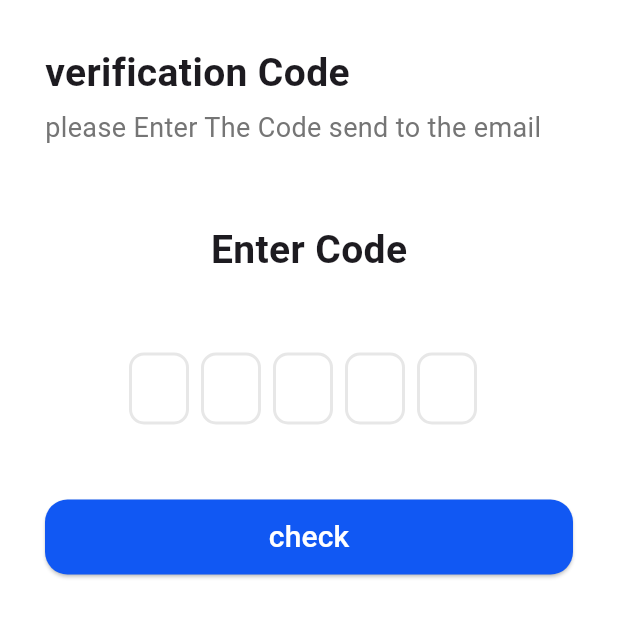
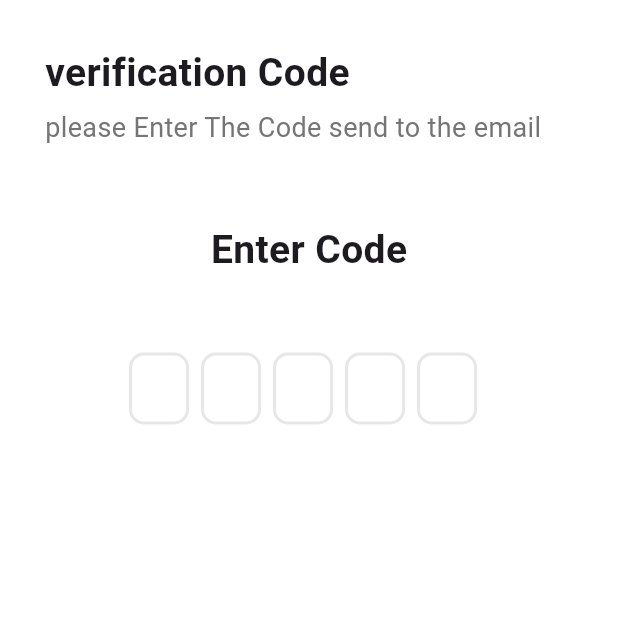
Before and after one commit to mohammednhfsx/salaty, a Flutter app: the Verifycode screen opened directly, on a phone screen of 412 x 824 dp, the top half of it. Run offline on Flutter 3.47's test engine with Material 3 defaults, Android fonts, the phone set to English and light mode, and no system bars; drawn by our look-alikes of flutter_otp_text_field; our stand-ins replace get, lottie, shared_preferences; accounts and stored records are empty.

Commit message:
Add auth controllers and wire up auth screens
Create placeholder controllers for resend-password and verify-code flows and integrate them into the corresponding auth screens. Updated resetpassword.dart and verifycode.dart to import and instantiate ResentPasswordControllerImp and VerifyCodeControllerImp (changed constructors from const to non-const). Removed an unused color import and a duplicated/enclosed submit button from verifycode.dart. Also applied a minor formatting fix to the Arabic translations key spacing in lib/core/localization/lang/translation.dart.

```diff
--- a/lib/core/localization/lang/translation.dart
+++ b/lib/core/localization/lang/translation.dart
@@ -31,7 +31,7 @@ class Mytranslation extends Translations {
       "check": "تحقق",
       "verification_Code": "رمز التحقق",
       "Enter_Code": "أدخل الرمز",
-         "send_you_code_to_the_email":"يرجى إدخال الرمز المرسل إلى البريد الإلكتروني",
+      "send_you_code_to_the_email":"يرجى إدخال الرمز المرسل إلى البريد الإلكتروني",
     },
 
     "en": {
--- a/lib/view/auth/screens/resetpassword.dart
+++ b/lib/view/auth/screens/resetpassword.dart
@@ -1,5 +1,6 @@
 import 'package:flutter/material.dart';
 import 'package:get/get.dart';
+import 'package:salaty/controller/auth/resent_password_controller.dart';
 
 
 import 'package:salaty/core/localization/local_change.dart';
@@ -12,8 +13,8 @@ import 'package:salaty/view/auth/widgets/custom_text_title.dart';
 
 // ignore: must_be_immutable
 class Resetpassword extends GetView<LocaleController> {
-  const Resetpassword({super.key});
-  // ForgotPasswordControllerImp conroller = Get.put(ForgotPasswordControllerImp());
+   Resetpassword({super.key});
+   ResentPasswordControllerImp conroller = Get.put(ResentPasswordControllerImp());
 
   @override
   Widget build(BuildContext context) {
--- a/lib/view/auth/screens/verifycode.dart
+++ b/lib/view/auth/screens/verifycode.dart
@@ -1,15 +1,15 @@
 import 'package:flutter/material.dart';
 import 'package:flutter_otp_text_field/flutter_otp_text_field.dart';
 import 'package:get/get.dart';
+import 'package:salaty/controller/auth/verify_code_controller.dart';
 import 'package:salaty/core/localization/local_change.dart';
-import 'package:salaty/theme/colors.dart';
 import 'package:salaty/view/auth/widgets/custom_text_body.dart';
 import 'package:salaty/view/auth/widgets/custom_text_title.dart';
 
 // ignore: must_be_immutable
 class Verifycode extends GetView<LocaleController> {
-  const Verifycode({super.key});
-  // ForgotPasswordControllerImp conroller = Get.put(ForgotPasswordControllerImp());
+   Verifycode({super.key});
+   VerifyCodeControllerImp conroller = Get.put(VerifyCodeControllerImp());
 
   @override
   Widget build(BuildContext context) {
@@ -58,26 +58,7 @@ class Verifycode extends GetView<LocaleController> {
                 }, // end onSubmit
               ),
 
-              const SizedBox(height: 50),
 
-              SizedBox(
-                width: double.infinity,
-                height: 50,
-                child: ElevatedButton(
-                  style: ElevatedButton.styleFrom(
-                    backgroundColor: splash_screenColors,
-                    shape: RoundedRectangleBorder(
-                      borderRadius: BorderRadius.circular(15),
-                    ),
-                  ),
-                  onPressed: () {},
-                  child: Text(
-                    "check".tr,
-                    style: TextStyle(color: Colors.white, fontSize: 20),
-                  ),
-                ),
-              ),
-              const SizedBox(height: 100),
             ],
           ),
         ),
```
Also changed, not shown: lib/controller/auth/resent_password_controller.dart (added), lib/controller/auth/verify_code_controller.dart (added).
